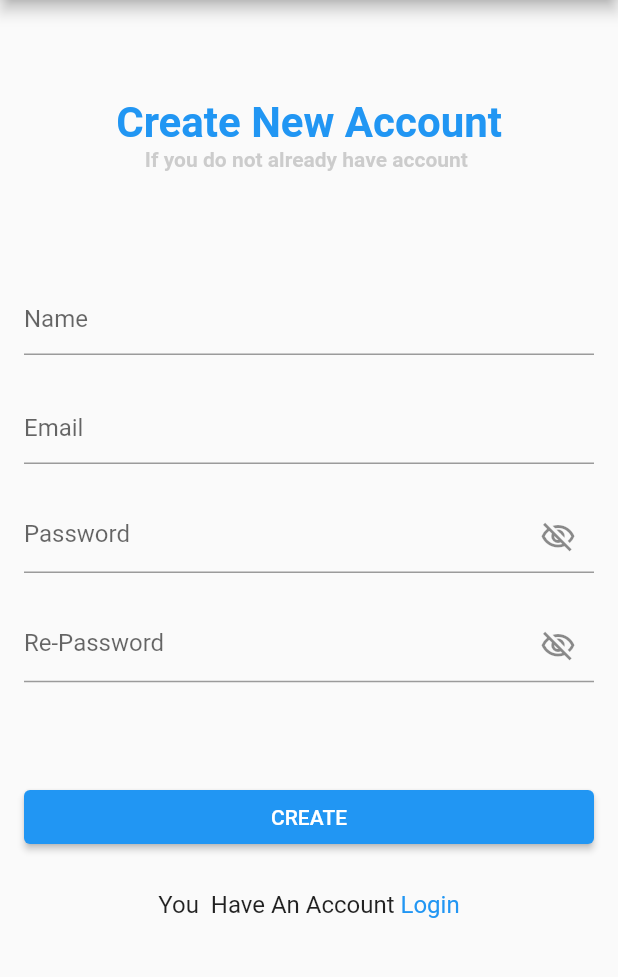
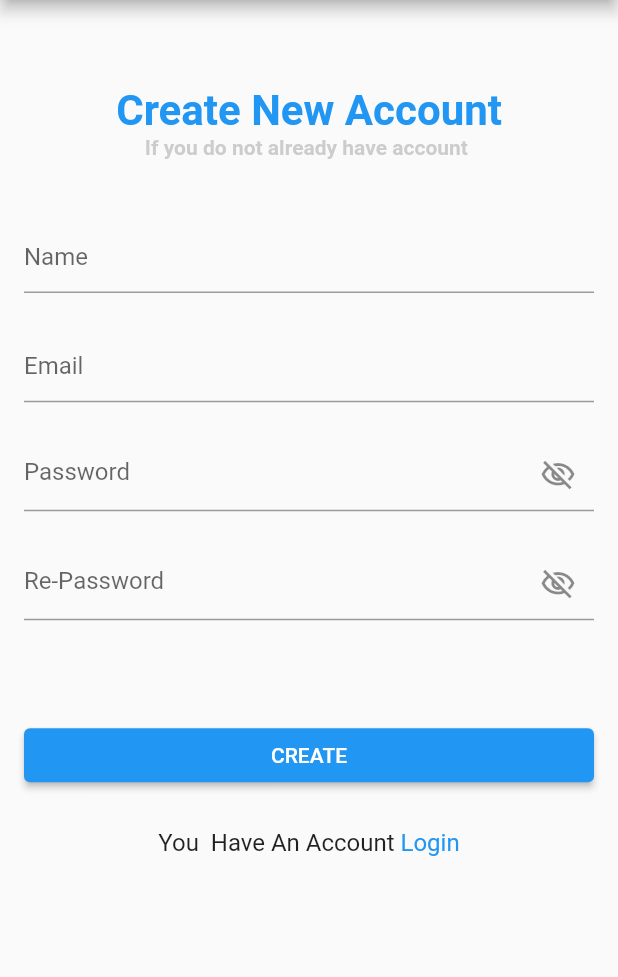
Before and after one commit to z-omar-khaleel/mobile_computing_homewrk, a Flutter app: the SignUp screen opened directly, on a phone screen of 412 x 824 dp, the part 84-1061 px from its top. Run offline on Flutter 3.47's test engine with Material 2 defaults, Android fonts, the phone set to English and light mode, and no system bars; our stand-ins replace get.

Commit message:
Edit Size

```diff
--- a/lib/sign_up.dart
+++ b/lib/sign_up.dart
@@ -20,7 +20,7 @@ class SignUp extends StatelessWidget {
           child: Column(
             children: [
               SizedBox(
-                height: size.height * .06,
+                height: size.height * .05,
               ),
               Center(
                 child: Column(
@@ -44,7 +44,7 @@ class SignUp extends StatelessWidget {
                 ),
               ),
               SizedBox(
-                height: size.height * .09,
+                height: size.height * .05,
               ),
               GetBuilder<ControllerApp>(builder: (ref) {
                 return Form(
```
